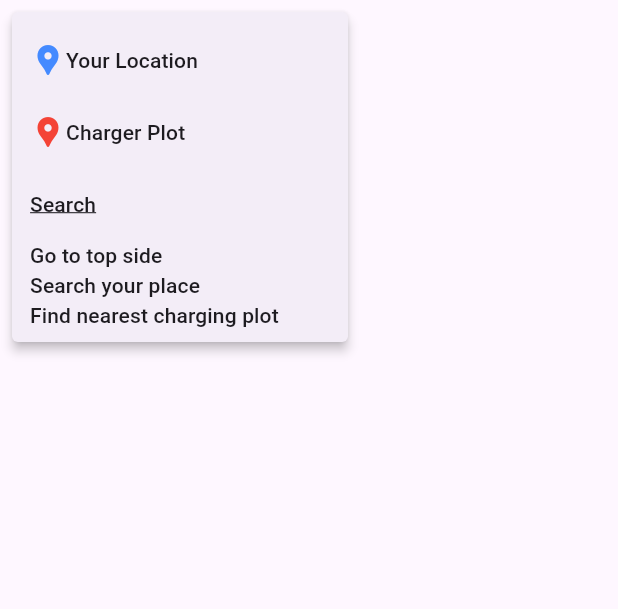
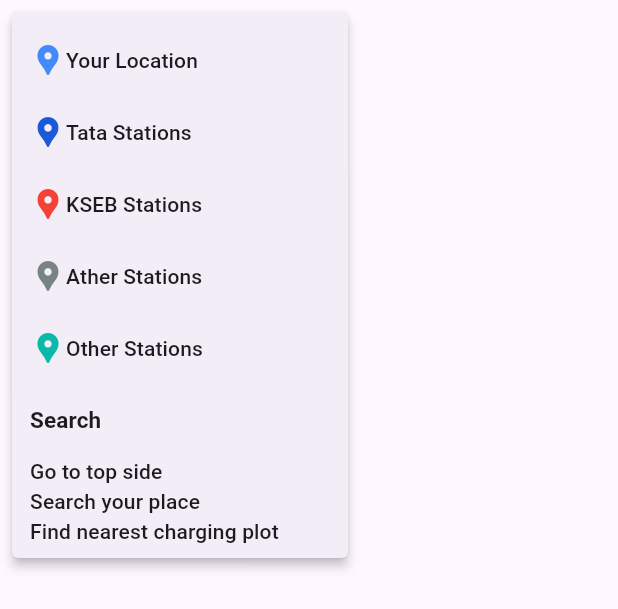
Before and after one commit to safvansafvan/Nexon_ev_booking_app, a Flutter app: the PopUpMenuOption widget shown alone on an empty page, opened directly, after a tap on the "more vert" icon, on a phone screen of 412 x 824 dp. Shown: the top 609 px of the screen. Run offline on Flutter 3.47's test engine with Material 2 defaults, Android fonts, the light colour scheme and no system bars; our stand-ins replace animated_custom_dropdown, awesome_dialog, email_validator, emoji_picker_flutter, flutter_map, fluttertoast and 14 more; missing offline and left inert: razorpay_flutter, sticky_grouped_list, syncfusion_flutter_pdfviewer; accounts and stored records are empty; network calls fail; Roboto replaces fonts that are missing (Philosopher); project files that could hold a hidden picture were left out.

Commit message:
separated charging locations added color

```diff
--- a/lib/controller/providers/map_provider/map_provider.dart
+++ b/lib/controller/providers/map_provider/map_provider.dart
@@ -4,6 +4,7 @@
 import 'package:bookingapp/controller/core/core.dart';
 import 'package:bookingapp/controller/core/strings.dart';
 import 'package:bookingapp/model/location/add_plot_model.dart';
+import 'package:bookingapp/model/location/map_model.dart';
 import 'package:bookingapp/presentation/widget/snack_bar.dart';
 import 'package:flutter/material.dart';
 import 'package:http/http.dart' as http;
@@ -13,13 +14,13 @@
   final stationNameCtr = TextEditingController();
   final descriptionCtr = TextEditingController();
   final keyController = TextEditingController();
-  List<dynamic>? mapDetails;
+  List<MapDataModel> mapDetails = [];
   MapProvider() {
     getUsername();
     getEmail();
   }
   Future fetchCharginLocation(context) async {
-    mapDetails = await getChargingPort(context);
+    mapDetails = await MapService.getChargingPort(context);
     notifyListeners();
   }
 
--- a/lib/main.dart
+++ b/lib/main.dart
@@ -16,6 +16,7 @@
 import 'package:bookingapp/controller/providers/bookings_provider/test_drive_provider.dart';
 
 void main() {
+  WidgetsFlutterBinding.ensureInitialized();
   runApp(const MyApp());
 }
 
--- /dev/null
+++ b/lib/model/location/map_model.dart
@@ -0,0 +1,49 @@
+class MapDataModel {
+  String? username;
+  String? email;
+  String? title;
+  String? desc;
+  String? type;
+  double? long;
+  double? lat;
+  bool? isBanned;
+  DateTime? createdAt;
+
+  MapDataModel({
+    this.username,
+    this.email,
+    this.title,
+    this.desc,
+    this.type,
+    this.long,
+    this.lat,
+    this.isBanned,
+    this.createdAt,
+  });
+
+  factory MapDataModel.fromJson(Map<String, dynamic> json) => MapDataModel(
+        username: json["username"],
+        email: json["email"],
+        title: json["title"],
+        desc: json["desc"],
+        type: json["type"],
+        long: json["long"]?.toDouble(),
+        lat: json["lat"]?.toDouble(),
+        isBanned: json["isBanned"],
+        createdAt: json["createdAt"] == null
+            ? null
+            : DateTime.parse(json["createdAt"]),
+      );
+
+  Map<String, dynamic> toJson() => {
+        "username": username,
+        "email": email,
+        "title": title,
+        "desc": desc,
+        "type": type,
+        "long": long,
+        "lat": lat,
+        "isBanned": isBanned,
+        "createdAt": createdAt?.toIso8601String(),
+      };
+}
--- a/lib/presentation/screens/map/widget/more.dart
+++ b/lib/presentation/screens/map/widget/more.dart
@@ -22,6 +22,17 @@
             ],
           ),
         ),
+        const PopupMenuItem(
+          child: Row(
+            children: [
+              Icon(
+                Icons.location_pin,
+                color: Color.fromARGB(255, 26, 90, 217),
+              ),
+              Text("Tata Stations")
+            ],
+          ),
+        ),
         PopupMenuItem(
           child: Row(
             children: [
@@ -29,14 +40,37 @@
                 Icons.location_pin,
                 color: kred,
               ),
-              const Text("Charger Plot")
+              const Text("KSEB Stations")
+            ],
+          ),
+        ),
+        const PopupMenuItem(
+          child: Row(
+            children: [
+              Icon(
+                Icons.location_pin,
+                color: Color.fromARGB(200, 87, 102, 100),
+              ),
+              Text("Ather Stations")
+            ],
+          ),
+        ),
+        const PopupMenuItem(
+          child: Row(
+            children: [
+              Icon(
+                Icons.location_pin,
+                color: Color.fromARGB(255, 11, 185, 168),
+              ),
+              Text("Other Stations")
             ],
           ),
         ),
         PopupMenuItem(
           child: HeadingTextWidget(
             text: "Search",
-            underline: true,
+            fontWeight: FontWeight.w600,
+            textSize: 15,
           ),
         ),
         const PopupMenuItem(
```
Also changed, not shown: lib/apiservice/map_service/get_charger_port.dart (+13 -4 lines), lib/presentation/screens/map/location.dart (+46 -6 lines), 2 other files.
